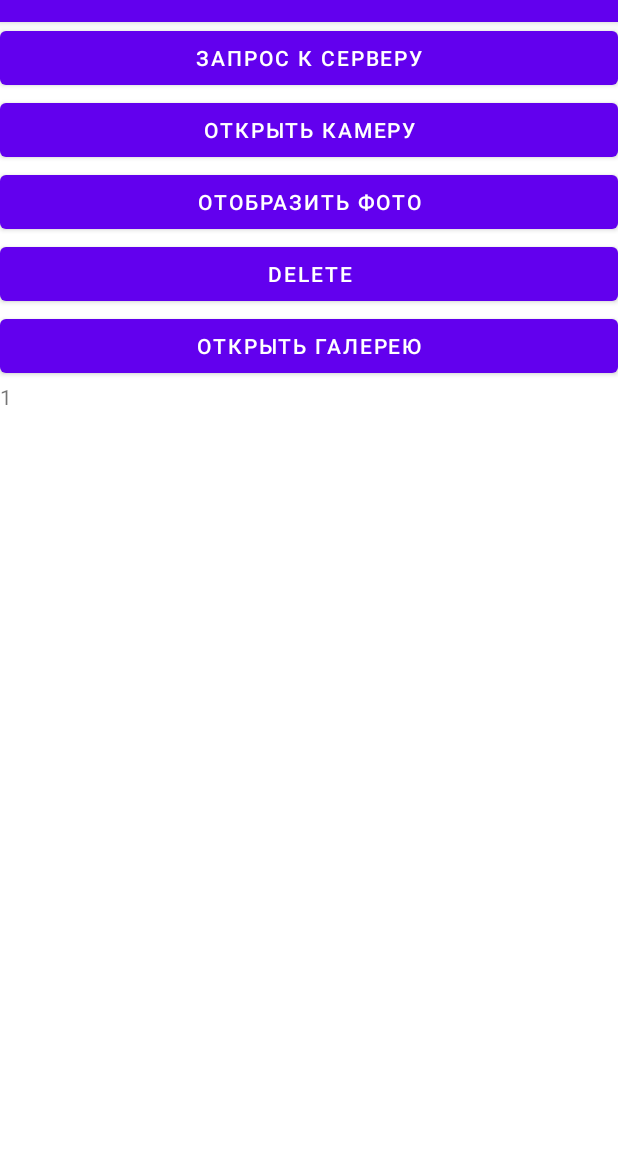
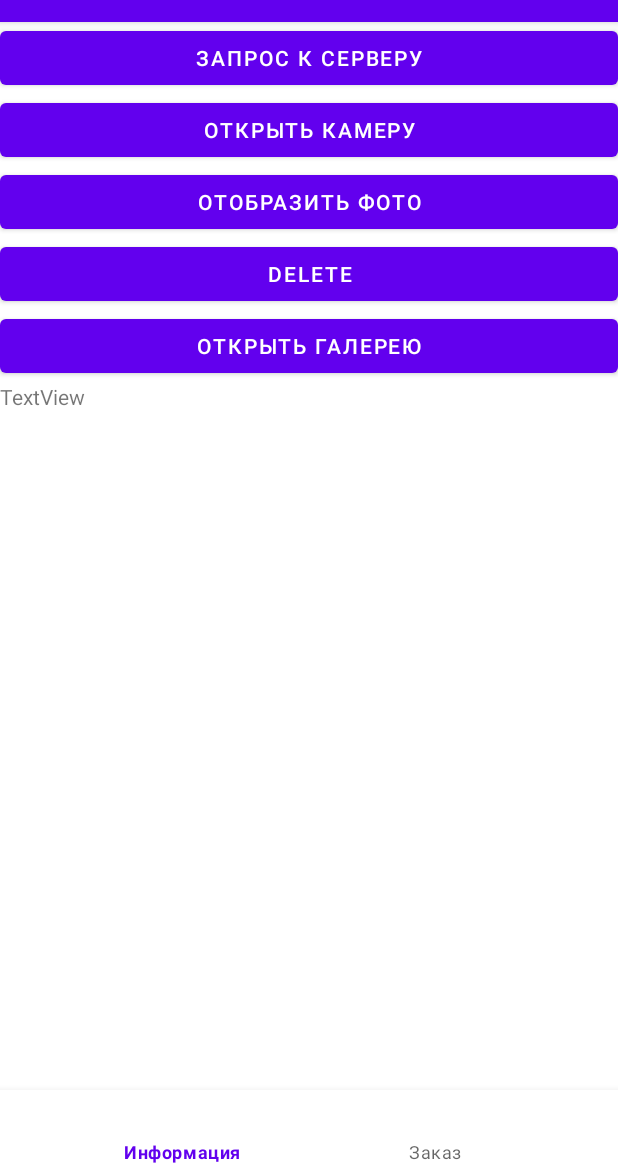
Before and after one commit to vladisemen/CameraTestKotlin, an Android app: the screen it shows after launch (MainActivity), on a phone screen of 412 x 824 dp, the part 62-1236 px from its top. Run offline under Robolectric (Android 15) with nearby library versions, the phone set to English and light mode, and no system bars; pictures from the network do not load.

Commit message:
added bottom navigation

```diff
--- a/app/build.gradle
+++ b/app/build.gradle
@@ -14,7 +14,7 @@ android {
         targetSdkVersion 29
         versionCode 1
         versionName "1.0"
-
+        multiDexEnabled true
         testInstrumentationRunner "androidx.test.runner.AndroidJUnitRunner"
     }
 
@@ -43,7 +43,10 @@ dependencies {
     implementation 'androidx.constraintlayout:constraintlayout:2.0.4'
     implementation 'androidx.lifecycle:lifecycle-livedata-ktx:2.2.0'
     implementation 'androidx.lifecycle:lifecycle-viewmodel-ktx:2.2.0'
+    implementation 'androidx.legacy:legacy-support-v4:1.0.0'
     testImplementation 'junit:junit:4.+'
     androidTestImplementation 'androidx.test.ext:junit:1.1.2'
     androidTestImplementation 'androidx.test.espresso:espresso-core:3.3.0'
+    implementation 'com.google.android.material:material:1.4.0'
+    implementation 'com.android.support:multidex:1.0.3'
 }
--- a/app/src/main/java/com/example/cameratest/MainActivity.kt
+++ b/app/src/main/java/com/example/cameratest/MainActivity.kt
@@ -3,18 +3,37 @@ package com.example.cameratest
 import androidx.appcompat.app.AppCompatActivity
 import android.os.Bundle
 import android.util.Log
+import androidx.fragment.app.Fragment
+import com.example.cameratest.ui.main.InfoFragment
 import com.example.cameratest.ui.main.MainFragment
+import com.google.android.material.bottomnavigation.BottomNavigationView
+import kotlinx.android.synthetic.main.main_activity.*
 
 class MainActivity : AppCompatActivity() {
     private val TAG = "MainActivity"
+
     override fun onCreate(savedInstanceState: Bundle?) {
         super.onCreate(savedInstanceState)
         Log.d(TAG, "onCreate(Bundle?) called")
         setContentView(R.layout.main_activity)
+        val mainFragment = MainFragment()
+        val infoFragment = InfoFragment()
+
+        bottom_navigation.setOnNavigationItemSelectedListener { item ->
+            when (item.itemId) {
+                R.id.page_1->  makeCurrentFragment(infoFragment)
+                R.id.page_2 -> makeCurrentFragment(mainFragment)
+            }
+            true
+        }
         if (savedInstanceState == null) {
-            supportFragmentManager.beginTransaction()
-                    .replace(R.id.container, MainFragment.newInstance())
-                    .commitNow()
+            makeCurrentFragment(mainFragment)
+        }
+    }
+    private fun makeCurrentFragment(fragment: Fragment){
+        supportFragmentManager.beginTransaction().apply {
+            replace(R.id.fl_wrapper, fragment)
+            commit()
         }
     }
     override fun onStart() {
--- /dev/null
+++ b/app/src/main/java/com/example/cameratest/ui/main/InfoFragment.kt
@@ -0,0 +1,60 @@
+package com.example.cameratest.ui.main
+
+import android.os.Bundle
+import androidx.fragment.app.Fragment
+import android.view.LayoutInflater
+import android.view.View
+import android.view.ViewGroup
+import com.example.cameratest.R
+
+// TODO: Rename parameter arguments, choose names that match
+// the fragment initialization parameters, e.g. ARG_ITEM_NUMBER
+private const val ARG_PARAM1 = "param1"
+private const val ARG_PARAM2 = "param2"
+
+/**
+ * A simple [Fragment] subclass.
+ * Use the [InfoFragment.newInstance] factory method to
+ * create an instance of this fragment.
+ */
+class InfoFragment : Fragment() {
+    // TODO: Rename and change types of parameters
+    private var param1: String? = null
+    private var param2: String? = null
+
+    override fun onCreate(savedInstanceState: Bundle?) {
+        super.onCreate(savedInstanceState)
+        arguments?.let {
+            param1 = it.getString(ARG_PARAM1)
+            param2 = it.getString(ARG_PARAM2)
+        }
+    }
+
+    override fun onCreateView(
+        inflater: LayoutInflater, container: ViewGroup?,
+        savedInstanceState: Bundle?
+    ): View? {
+        // Inflate the layout for this fragment
+        return inflater.inflate(R.layout.info_fragment, container, false)
+    }
+
+    companion object {
+        /**
+         * Use this factory method to create a new instance of
+         * this fragment using the provided parameters.
+         *
+         * @param param1 Parameter 1.
+         * @param param2 Parameter 2.
+         * @return A new instance of fragment InfoFragment.
+         */
+        // TODO: Rename and change types and number of parameters
+        @JvmStatic
+        fun newInstance(param1: String, param2: String) =
+            InfoFragment().apply {
+                arguments = Bundle().apply {
+                    putString(ARG_PARAM1, param1)
+                    putString(ARG_PARAM2, param2)
+                }
+            }
+    }
+}
--- a/app/src/main/java/com/example/cameratest/ui/main/MainFragment.kt
+++ b/app/src/main/java/com/example/cameratest/ui/main/MainFragment.kt
@@ -17,6 +17,7 @@ import androidx.fragment.app.Fragment
 import androidx.lifecycle.ViewModelProvider
 import com.example.cameratest.R
 import com.fasterxml.jackson.databind.ObjectMapper
+import com.google.android.material.bottomnavigation.BottomNavigationView
 import kotlinx.android.synthetic.main.main_fragment.*
 import kotlinx.coroutines.Dispatchers
 import kotlinx.coroutines.GlobalScope
@@ -62,10 +63,10 @@ class MainFragment : Fragment() {
         super.onDestroy()
     }
     override fun onActivityCreated(savedInstanceState: Bundle?) {
+
         super.onActivityCreated(savedInstanceState)
         viewModel = ViewModelProvider(this).get(MainViewModel::class.java)
         val currentIndex = savedInstanceState?.getString(KEY_INDEX, "1") ?: "1"
-        textView1.text = currentIndex
         button_show_photo.setOnClickListener {
             if (currentPhotoPath !== ""){
                 imageView.setImageURI(PhotoPath)
--- a/app/src/main/res/layout/main_activity.xml
+++ b/app/src/main/res/layout/main_activity.xml
@@ -1,7 +1,21 @@
 <?xml version="1.0" encoding="utf-8"?>
-<FrameLayout xmlns:android="http://schemas.android.com/apk/res/android"
-    xmlns:tools="http://schemas.android.com/tools"
+<androidx.constraintlayout.widget.ConstraintLayout xmlns:android="http://schemas.android.com/apk/res/android"
+    xmlns:app="http://schemas.android.com/apk/res-auto"
     android:id="@+id/container"
     android:layout_width="match_parent"
-    android:layout_height="match_parent"
-    tools:context=".MainActivity" />
+    android:layout_height="match_parent">
+    <FrameLayout xmlns:android="http://schemas.android.com/apk/res/android"
+        xmlns:tools="http://schemas.android.com/tools"
+        android:id="@+id/fl_wrapper"
+        android:layout_width="match_parent"
+        android:layout_height="match_parent"
+        tools:context=".MainActivity" />
+    <com.google.android.material.bottomnavigation.BottomNavigationView
+        android:id="@+id/bottom_navigation"
+        android:layout_width="match_parent"
+        android:layout_height="wrap_content"
+        app:layout_constraintBottom_toBottomOf="parent"
+        app:layout_constraintLeft_toLeftOf="parent"
+        app:layout_constraintRight_toRightOf="parent"
+        app:menu="@menu/bottom_navigation_menu" />
+</androidx.constraintlayout.widget.ConstraintLayout>
--- a/app/src/main/res/layout/main_fragment.xml
+++ b/app/src/main/res/layout/main_fragment.xml
@@ -1,4 +1,5 @@
 <?xml version="1.0" encoding="utf-8"?>
+
 <androidx.constraintlayout.widget.ConstraintLayout xmlns:android="http://schemas.android.com/apk/res/android"
     xmlns:app="http://schemas.android.com/apk/res-auto"
     xmlns:tools="http://schemas.android.com/tools"
@@ -59,4 +60,5 @@
 
         </LinearLayout>
     </ScrollView>
+
 </androidx.constraintlayout.widget.ConstraintLayout>
--- /dev/null
+++ b/app/src/main/res/menu/bottom_navigation_menu.xml
@@ -0,0 +1,18 @@
+<?xml version="1.0" encoding="utf-8"?>
+
+
+
+<menu xmlns:android="http://schemas.android.com/apk/res/android">
+<item
+    android:id="@+id/page_1"
+    android:enabled="true"
+
+    android:title="@string/text_label_1"
+    />
+<item
+    android:id="@+id/page_2"
+    android:enabled="true"
+
+    android:title="@string/text_label_2"/>
+</menu>
+    <!-- android:icon="@drawable/icon_1" -->
--- a/app/src/main/res/values/strings.xml
+++ b/app/src/main/res/values/strings.xml
@@ -2,4 +2,8 @@
     <string name="app_name">CameraTest</string>
     <string name="this_is_imageview" />
     <string name="delete_photo">Фото удалено</string>
+    <string name="text_label_1">Информация</string>
+    <string name="text_label_2">Заказ</string>
+    <!-- TODO: Remove or change this placeholder text -->
+    <string name="hello_blank_fragment">Hello blank fragment</string>
 </resources>
```
Also changed, not shown: app/src/main/res/layout/info_fragment.xml (added, +20 -0 lines), gradle/wrapper/gradle-wrapper.properties.
